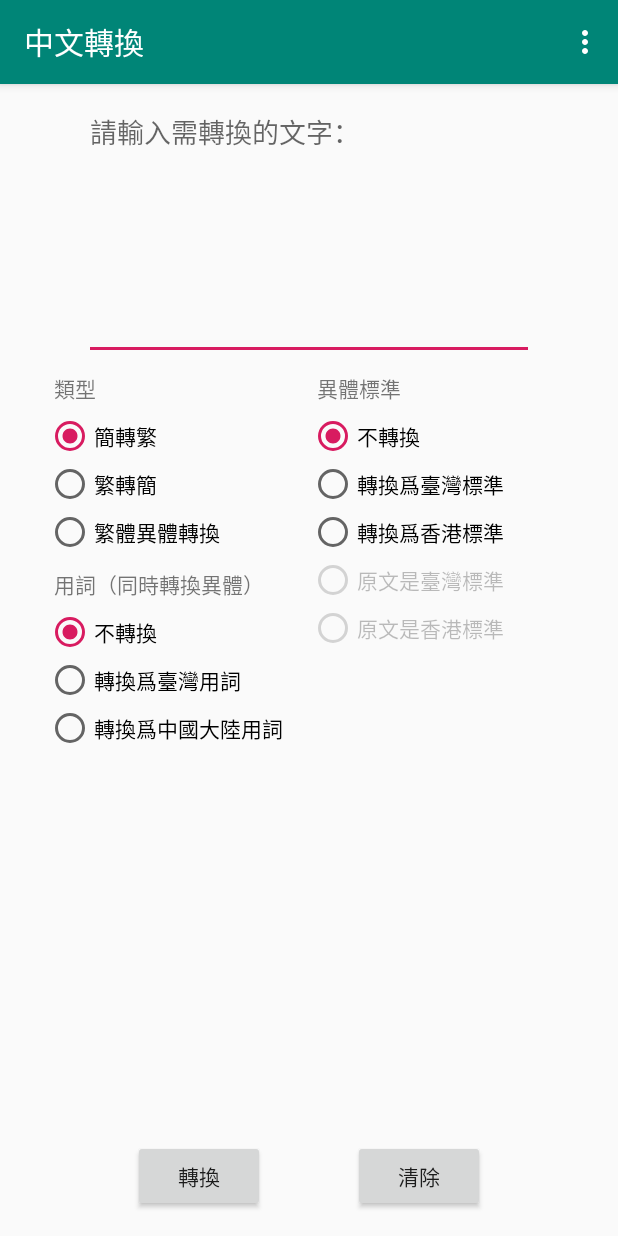
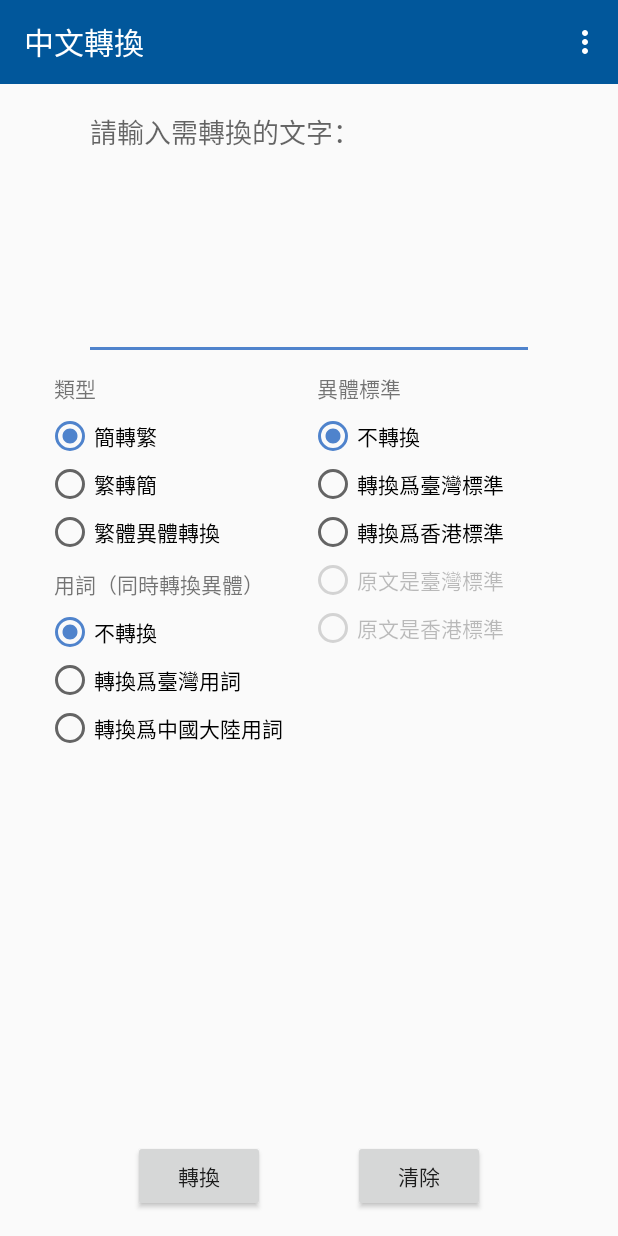
Before and after one commit to fei0316/OpenCC-android-app, an Android app: the screen it shows after launch (MainActivity), on a phone screen of 412 x 824 dp. Run offline under Robolectric (Android 15) with nearby library versions, the light colour scheme and no system bars.

Commit message:
Dark mode implemented; style change.

```diff
--- a/app/build.gradle
+++ b/app/build.gradle
@@ -15,7 +15,12 @@ android {
         testInstrumentationRunner "androidx.test.runner.AndroidJUnitRunner"
     }
     buildTypes {
+        debug {
+            versionNameSuffix "-debug"
+            applicationIdSuffix ".debug"
+        }
         release {
+            signingConfig null
             minifyEnabled true
             proguardFiles getDefaultProguardFile('proguard-android-optimize.txt'), 'proguard-rules.pro'
         }
--- a/app/src/main/java/com/iatfei/tsconverter/OpenSourceActivity.kt
+++ b/app/src/main/java/com/iatfei/tsconverter/OpenSourceActivity.kt
@@ -22,6 +22,7 @@ package com.iatfei.tsconverter
 
 import android.os.Bundle
 import androidx.appcompat.app.AppCompatActivity
+import androidx.appcompat.widget.Toolbar
 import com.mikepenz.aboutlibraries.LibsBuilder
 
 class OpenSourceActivity : AppCompatActivity() {
@@ -30,7 +31,10 @@ class OpenSourceActivity : AppCompatActivity() {
         super.onCreate(savedInstanceState)
         setContentView(R.layout.activity_open_source)
 
-        supportActionBar?.setDisplayHomeAsUpEnabled(true)
+        val toolbar = findViewById<Toolbar>(R.id.toolbar_opensource)
+        setSupportActionBar(toolbar)
+        val actionBar = supportActionBar
+        actionBar?.setDisplayHomeAsUpEnabled(true)
 
         val fragment = LibsBuilder()
                 .withFields(R.string::class.java.fields) // in some cases it may be needed to provide the R class, if it can not be automatically resolved
--- a/app/src/main/res/layout/activity_main.xml
+++ b/app/src/main/res/layout/activity_main.xml
@@ -19,27 +19,20 @@
   ~ along with this program.  If not, see <http://www.gnu.org/licenses/>.
   -->
 
-<androidx.coordinatorlayout.widget.CoordinatorLayout xmlns:android="http://schemas.android.com/apk/res/android"
+<LinearLayout xmlns:android="http://schemas.android.com/apk/res/android"
     xmlns:app="http://schemas.android.com/apk/res-auto"
-    xmlns:tools="http://schemas.android.com/tools"
     android:layout_width="match_parent"
     android:layout_height="match_parent"
-    tools:context=".MainActivity">
+    android:orientation="vertical">
 
-    <com.google.android.material.appbar.AppBarLayout
+    <androidx.appcompat.widget.Toolbar
+        android:id="@+id/toolbar"
         android:layout_width="match_parent"
-        android:layout_height="wrap_content"
-        android:theme="@style/AppTheme.AppBarOverlay">
-
-        <androidx.appcompat.widget.Toolbar
-            android:id="@+id/toolbar"
-            android:layout_width="match_parent"
-            android:layout_height="?attr/actionBarSize"
-            android:background="?attr/colorPrimary"
-            app:popupTheme="@style/AppTheme.PopupOverlay" />
-
-    </com.google.android.material.appbar.AppBarLayout>
+        android:layout_height="?attr/actionBarSize"
+        android:background="?attr/colorPrimary"
+        android:theme="@style/AppTheme.AppBarOverlay"
+        app:popupTheme="@style/ThemeOverlay.AppCompat.DayNight.ActionBar"/>
 
     <include layout="@layout/content_main" />
 
-</androidx.coordinatorlayout.widget.CoordinatorLayout>
+</LinearLayout>
--- a/app/src/main/res/layout/activity_open_source.xml
+++ b/app/src/main/res/layout/activity_open_source.xml
@@ -24,6 +24,12 @@
     android:layout_height="match_parent"
     android:orientation="vertical">
 
+    <androidx.appcompat.widget.Toolbar
+        android:id="@+id/toolbar_opensource"
+        android:layout_width="match_parent"
+        android:layout_height="?attr/actionBarSize"
+        android:theme="@style/AppThemeMaterial.AppBar"/>
+
     <FrameLayout
         android:id="@+id/container"
         android:layout_width="match_parent"
--- /dev/null
+++ b/app/src/main/res/values-night/styles.xml
@@ -0,0 +1,8 @@
+<?xml version="1.0" encoding="utf-8"?>
+<resources>
+    <style name="AppThemeMaterial" parent="Base.AppThemeMaterial">
+        <item name="android:statusBarColor">@color/darkModeStatusBar</item>
+    </style>
+    <style name="AppThemeMaterial.AppBar" parent="Base.AppThemeMaterial">
+    </style>
+</resources>
--- a/app/src/main/res/values/colors.xml
+++ b/app/src/main/res/values/colors.xml
@@ -20,7 +20,8 @@
   -->
 
 <resources>
-    <color name="colorPrimary">#008577</color>
-    <color name="colorPrimaryDark">#00574B</color>
-    <color name="colorAccent">#D81B60</color>
+    <color name="colorPrimary">#01579b</color>
+    <color name="colorPrimaryDark">#002f6c</color>
+    <color name="colorAccent">#4f83cc</color>
+    <color name="darkModeStatusBar">#121212</color>
 </resources>
--- a/app/src/main/res/values/styles.xml
+++ b/app/src/main/res/values/styles.xml
@@ -21,20 +21,35 @@
 <resources>
 
     <!-- Base application theme. -->
-    <style name="AppTheme" parent="Theme.AppCompat.Light.DarkActionBar">
-        <!-- Customize your theme here. -->
+    <style name="AppTheme" parent="Theme.AppCompat.DayNight">
         <item name="colorPrimary">@color/colorPrimary</item>
         <item name="colorPrimaryDark">@color/colorPrimaryDark</item>
         <item name="colorAccent">@color/colorAccent</item>
     </style>
 
-    <style name="AppTheme.NoActionBar">
+    <style name="AppTheme.NoActionBar" parent="AppTheme">
         <item name="windowActionBar">false</item>
         <item name="windowNoTitle">true</item>
     </style>
 
+    <style name="Base.AppThemeMaterial" parent="Theme.MaterialComponents.DayNight.NoActionBar">
+        <item name="colorPrimary">@color/colorPrimary</item>
+        <item name="colorPrimaryDark">@color/colorPrimaryDark</item>
+        <item name="colorAccent">@color/colorAccent</item>
+    </style>
+
+    <style name="AppThemeMaterial" parent="Base.AppThemeMaterial">
+    </style>
+
+    <style name="Base.AppThemeMaterial.AppBar" parent="ThemeOverlay.MaterialComponents.Dark.ActionBar">
+    </style>
+
+    <style name="AppThemeMaterial.AppBar" parent="Base.AppThemeMaterial.AppBar">
+        <item name="android:background">?attr/colorPrimary</item>
+    </style>
+
     <style name="AppTheme.AppBarOverlay" parent="ThemeOverlay.AppCompat.Dark.ActionBar" />
 
-    <style name="AppTheme.PopupOverlay" parent="ThemeOverlay.AppCompat.Light" />
+    <style name="AppTheme.PopupOverlay" parent="ThemeOverlay.AppCompat.DayNight" />
 
 </resources>
```
Also changed, not shown: app/src/main/AndroidManifest.xml (+19 -16 lines), app/src/main/java/com/iatfei/tsconverter/AboutActivity.java (+6 -2 lines), app/src/main/res/layout/activity_settings.xml (renamed from app/src/main/res/layout/settings_activity.xml, +10 -1 lines).
